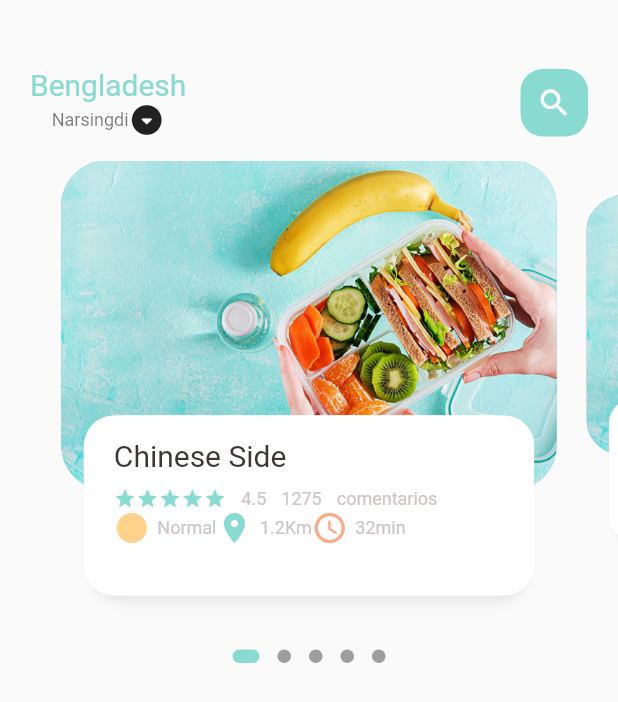
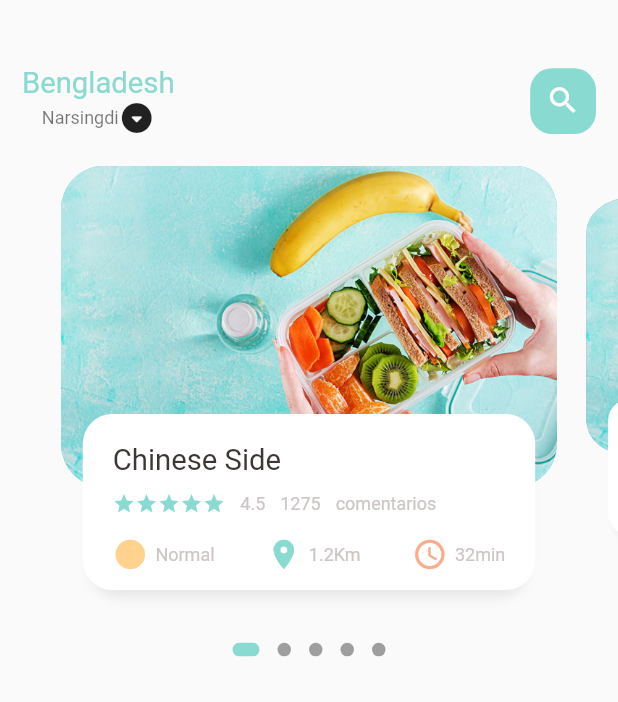
Before and after one commit to Yader1/flutter-food-ordering-app, a Flutter app: the screen it shows after launch, on a phone screen of 412 x 824 dp. Shown: the top 702 px of the screen. Run offline on Flutter 3.47's test engine with Material 2 defaults, Android fonts, the phone set to English and light mode, and no system bars; drawn by our look-alikes of dots_indicator; our stand-ins replace get.

Commit message:
Crear dimenciones para que los widget no tengan errores en diferentes tamaños de telefonos

```diff
--- a/lib/home/food_page_body.dart
+++ b/lib/home/food_page_body.dart
@@ -1,6 +1,7 @@
 import 'package:dots_indicator/dots_indicator.dart';
 import 'package:flutter/material.dart';
 import 'package:flutter_tienda_comida/utils/colors.dart';
+import 'package:flutter_tienda_comida/utils/dimensiones.dart';
 import 'package:flutter_tienda_comida/widgets/big_text.dart';
 import 'package:flutter_tienda_comida/widgets/icon_and_text_widget.dart';
 import 'package:flutter_tienda_comida/widgets/small_text.dart';
@@ -16,7 +17,7 @@ class _FoodPageBodyState extends State<FoodPageBody> {
   PageController pageController = PageController(viewportFraction: 0.85);
   var _currPageValue = 0.0;
   double _scaleFactor = 0.8;
-  double _height = 220;
+  double _height = Dimenciones.pageViewContainer;
 
   @override
   void initState() {
@@ -39,7 +40,7 @@ class _FoodPageBodyState extends State<FoodPageBody> {
     return Column(
       children: [
         Container(
-          height: 320,
+          height: Dimenciones.pageView,
           child: PageView.builder(
             controller: pageController,
             itemCount: 5,
@@ -90,10 +91,10 @@ class _FoodPageBodyState extends State<FoodPageBody> {
       child: Stack(
         children: [
           Container(
-            height: 220,
-            margin: EdgeInsets.only(left: 10, right: 10),
+            height: Dimenciones.pageViewContainer,
+            margin: EdgeInsets.only(left: Dimenciones.width10, right: Dimenciones.width10),
             decoration: BoxDecoration(
-                borderRadius: BorderRadius.circular(30),
+                borderRadius: BorderRadius.circular(Dimenciones.radius30),
                 color: index.isEven ? Color(0xFF69c5df) : Color(0xFF9294cc),
                 image: DecorationImage(
                     fit: BoxFit.cover,
@@ -103,10 +104,10 @@ class _FoodPageBodyState extends State<FoodPageBody> {
           Align(
             alignment: Alignment.bottomCenter,
             child: Container(
-              height: 120,
-              margin: EdgeInsets.only(left: 30, right: 30, bottom: 30),
+              height: Dimenciones.pageViewTextContainer,
+              margin: EdgeInsets.only(left: Dimenciones.width30, right: Dimenciones.width30, bottom: Dimenciones.height30),
               decoration: BoxDecoration(
-                  borderRadius: BorderRadius.circular(20),
+                  borderRadius: BorderRadius.circular(Dimenciones.radius20),
                   color: Colors.white,
                   boxShadow: [
                     BoxShadow(
@@ -119,13 +120,13 @@ class _FoodPageBodyState extends State<FoodPageBody> {
                   ]),
               //Informacion de la barra
               child: Container(
-                padding: EdgeInsets.only(top: 15, left: 15, right: 15),
+                padding: EdgeInsets.only(top: Dimenciones.height15, left: 15, right: 15),
                 child: Column(
                     crossAxisAlignment: CrossAxisAlignment.start,
                     children: [
                       BigText(text: "Chinese Side"),
                       SizedBox(
-                        height: 10,
+                        height: Dimenciones.height10,
                       ),
                       Row(
                         children: [
@@ -152,7 +153,9 @@ class _FoodPageBodyState extends State<FoodPageBody> {
                           SmallText(text: "comentarios"),
                         ],
                       ),
+                      SizedBox(height: Dimenciones.height20,),
                       Row(
+                        mainAxisAlignment: MainAxisAlignment.spaceBetween,
                         children: [
                           IconAndTextWidget(
                               icon: Icons.circle_sharp,
--- a/lib/home/main_food_page.dart
+++ b/lib/home/main_food_page.dart
@@ -1,6 +1,7 @@
 import 'package:flutter/material.dart';
 import 'package:flutter_tienda_comida/home/food_page_body.dart';
 import 'package:flutter_tienda_comida/utils/colors.dart';
+import 'package:flutter_tienda_comida/utils/dimensiones.dart';
 import 'package:flutter_tienda_comida/widgets/big_text.dart';
 import 'package:flutter_tienda_comida/widgets/small_text.dart';
 
@@ -21,8 +22,8 @@ class _MainFoodPageState extends State<MainFoodPage> {
         Container(
           child: Container(
             //Encabezado de la pagina principal
-            margin: EdgeInsets.only(top: 45, bottom: 15),
-            padding: EdgeInsets.only(left: 20, right: 20),
+            margin: EdgeInsets.only(top: Dimenciones.height45, bottom: Dimenciones.height15),
+            padding: EdgeInsets.only(left: Dimenciones.width20, right: Dimenciones.width20),
             child: Row(
               mainAxisAlignment: MainAxisAlignment.spaceBetween,
               children: [
@@ -38,11 +39,11 @@ class _MainFoodPageState extends State<MainFoodPage> {
                 ),
                 Center(
                   child: Container(
-                    width: 45,
-                    height: 45,
-                    child: Icon(Icons.search, color: Colors.white,),
+                    width: Dimenciones.height45,
+                    height: Dimenciones.height45,
+                    child: Icon(Icons.search, color: Colors.white, size: Dimenciones.iconSize24,),
                     decoration: BoxDecoration(
-                    borderRadius: BorderRadius.circular(15), color: AppColors.mainColor),
+                    borderRadius: BorderRadius.circular(Dimenciones.radius15), color: AppColors.mainColor),
                   )
                 )
               ],),
--- a/lib/main.dart
+++ b/lib/main.dart
@@ -1,4 +1,5 @@
 import 'package:flutter/material.dart';
+import 'package:get/get.dart';
 import 'package:flutter_tienda_comida/home/main_food_page.dart';
 
 void main() {
@@ -11,7 +12,7 @@ class MyApp extends StatelessWidget {
   // This widget is the root of your application.
   @override
   Widget build(BuildContext context) {
-    return MaterialApp(
+    return GetMaterialApp(
       debugShowCheckedModeBanner: false,
       title: 'Flutter Demo',
       theme: ThemeData(
--- /dev/null
+++ b/lib/utils/dimensiones.dart
@@ -0,0 +1,34 @@
+import 'package:get/get.dart';
+
+class Dimenciones {
+  static double screenHeight = Get.context!.height;
+  static double screenWidth = Get.context!.width;
+
+  static double pageView = screenHeight / 2.64;
+  static double pageViewContainer = screenHeight / 3.84;
+  static double pageViewTextContainer = screenHeight / 7.03;
+
+// Alturas dinamicas padding y margin
+  static double height10 = screenHeight / 84.4;
+  static double height20 = screenHeight / 56.27;
+  static double height15 = screenHeight / 42.2;
+  static double height30 = screenHeight / 28.13;
+  static double height45 = screenHeight / 18.76;
+
+// Anchos dinamicos padding y margin
+  static double width10 = screenHeight / 84.4;
+  static double width20 = screenHeight / 56.27;
+  static double width15 = screenHeight / 42.2;
+  static double width30 = screenHeight / 28.13;
+
+  //Tamaño de letra
+  static double font20 = screenHeight / 42.2;
+
+  //Radius
+  static double radius20 = screenHeight / 42.2;
+  static double radius30 = screenHeight / 28.13;
+  static double radius15 = screenHeight / 56.27;
+
+  //Tamaño de icono
+  static double iconSize24 = screenHeight / 35.17;
+}
--- a/lib/widgets/big_text.dart
+++ b/lib/widgets/big_text.dart
@@ -1,4 +1,5 @@
 import 'package:flutter/material.dart';
+import 'package:flutter_tienda_comida/utils/dimensiones.dart';
 
 class BigText extends StatelessWidget {
   Color? color;
@@ -6,7 +7,7 @@ class BigText extends StatelessWidget {
   double size;
   TextOverflow overflow;
 
-  BigText({Key? key, this.color = const Color(0xFF3322d2b), this.size=20, required this.text, this.overflow=TextOverflow.ellipsis}) : super(key: key);
+  BigText({Key? key, this.color = const Color(0xFF3322d2b), this.size=0, required this.text, this.overflow=TextOverflow.ellipsis}) : super(key: key);
 
   @override
   Widget build(BuildContext context) {
@@ -16,7 +17,7 @@ class BigText extends StatelessWidget {
       overflow: overflow,
       style: TextStyle(
         color: color,
-        fontSize: size,
+        fontSize: size == 0 ? Dimenciones.font20 : 0,
         fontFamily: 'Roboto',
         fontWeight: FontWeight.w400
       ),
--- a/lib/widgets/icon_and_text_widget.dart
+++ b/lib/widgets/icon_and_text_widget.dart
@@ -1,4 +1,5 @@
 import 'package:flutter/material.dart';
+import 'package:flutter_tienda_comida/utils/dimensiones.dart';
 import 'package:flutter_tienda_comida/widgets/small_text.dart';
 
 class IconAndTextWidget extends StatelessWidget {
@@ -16,7 +17,7 @@ class IconAndTextWidget extends StatelessWidget {
   Widget build(BuildContext context) {
     return Row(
       children: [
-        Icon(icon, color: iconColor,),
+        Icon(icon, color: iconColor, size: Dimenciones.iconSize24,),
         SizedBox(width: 5,),
         SmallText(text: text),
       ],
--- a/pubspec.yaml
+++ b/pubspec.yaml
@@ -30,6 +30,7 @@ dependencies:
   flutter:
     sdk: flutter
   dots_indicator: ^2.1.0
+  get: ^4.1.4
   # The following adds the Cupertino Icons font to your application.
   # Use with the CupertinoIcons class for iOS style icons.
   cupertino_icons: ^1.0.2
```
Also changed, not shown: pubspec.lock.
